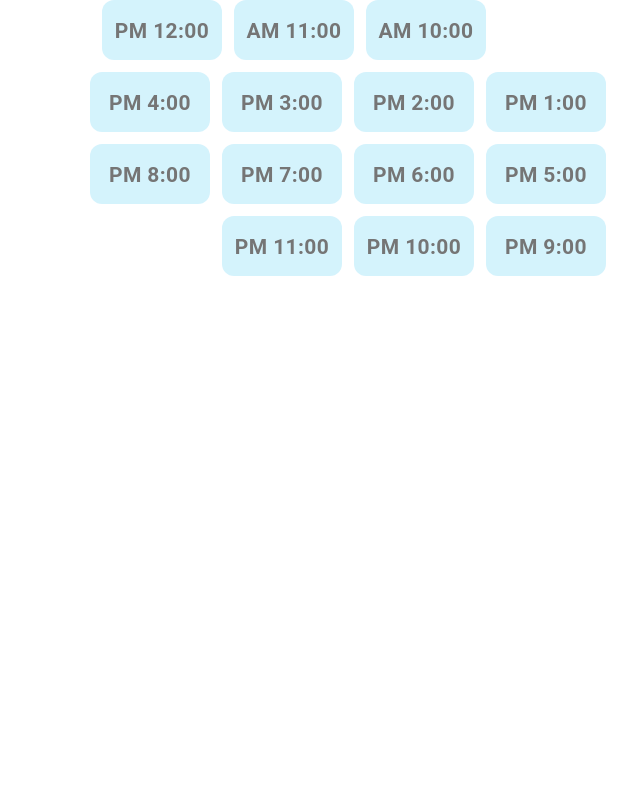
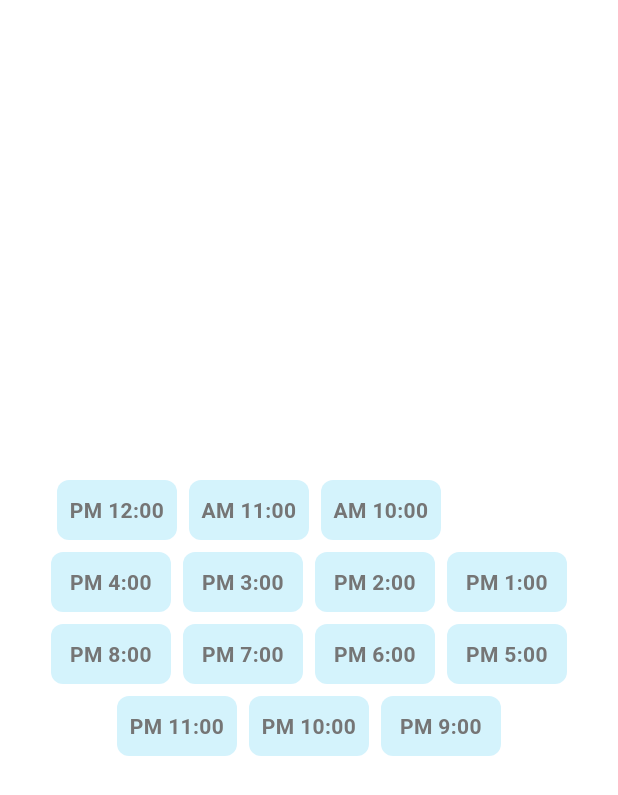
Before and after one commit to MKmasri2002/helmet, a Flutter app: the TimeOfDayTimeline widget shown alone on an empty page, opened directly, on a phone screen of 412 x 824 dp. Shown: the top 795 px of the screen. Run offline on Flutter 3.47's test engine with Material 3 defaults, Android fonts, the phone set to English and light mode, and no system bars; our stand-ins replace cached_network_image, carousel_slider, connectivity_plus, date_picker_timeline, firebase_auth, firebase_core and 13 more; missing offline and left inert: date_picker_plus, google_maps_place_picker_mb, maps_toolkit, moyasar; accounts and stored records are empty; Roboto replaces fonts that are missing (Cairo); statements that could not run were skipped; project files that could hold a hidden picture were left out.

Commit message:
refactor: Clean up code in AddCarController and ChooseCarsWidget for better readability

```diff
--- a/lib/views/add_car/add_car_controller.dart
+++ b/lib/views/add_car/add_car_controller.dart
@@ -87,7 +87,6 @@ class AddCarController extends GetxController {
         image:
             "https://raw.githubusercontent.com/filippofilip95/car-logos-dataset/master/logos/optimized/${selectedBrand.toLowerCase().replaceAll(' ', '-')}.png");
     userModel.cars.add(newCar);
-
     FirebaseDatabase firebaseDatabase = FirebaseDatabase.instance;
     firebaseDatabase.ref("Users/${userModel.uid}/cars").push().set({
       "plate_number": newCar.plateNumber,
--- a/lib/views/booking/booking_view/widget/choose_car_widget.dart
+++ b/lib/views/booking/booking_view/widget/choose_car_widget.dart
@@ -78,10 +78,11 @@ class ChooseCarsWidget extends StatelessWidget {
                         child: GestureDetector(
                           onTap: () {
                             // ctrl.selectedCar = ctrl.myCars[index];
-                            // ctrl.didUserSeletedCar = true;
+                            ctrl.didUserSeletedCar = true;
                             // washDataTripModel.cars.add(ctrl.myCars[index]);
                             // ctrl.selectedCarList.clear();
-                            // ctrl.update();
+                            ctrl.update();
+
                             ctrl.selectAndUnSelectCar(
                                 car: userModel.cars[index]);
 
--- a/lib/views/booking/booking_view/widget/time_of_day_timeline.dart
+++ b/lib/views/booking/booking_view/widget/time_of_day_timeline.dart
@@ -11,13 +11,11 @@ class TimeOfDayTimeline extends StatelessWidget {
   @override
   Widget build(BuildContext context) {
     return GetBuilder<BookingController>(builder: (ctrl) {
-      return Padding(
-        padding: const EdgeInsetsDirectional.only(
-          start: 8.0,
-        ),
+      return Center(
         child: SizedBox(
           width: MediaQuery.sizeOf(context).width,
           child: Wrap(
+            alignment: WrapAlignment.center,
             spacing: 8.0, // Horizontal spacing between items
             runSpacing: 8.0, // Vertical spacing between rows
             children: List.generate(ctrl.timesDay.length, (index) {
```
